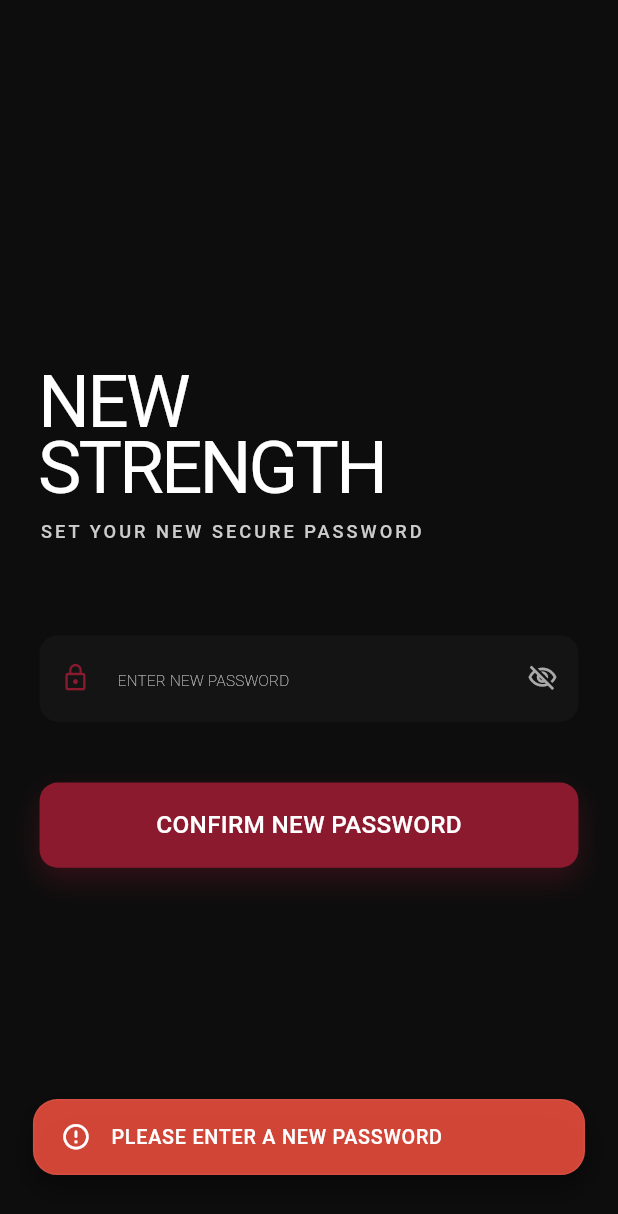
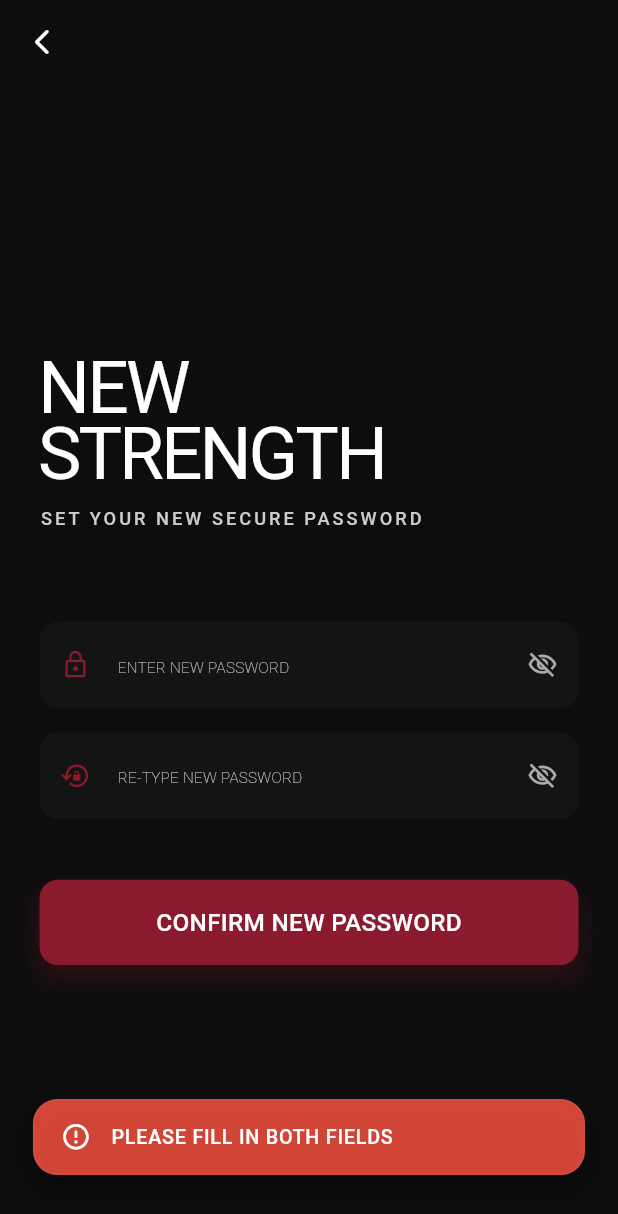
Before and after one commit to abrraar/Heavy-Duty-App, a Flutter app: the ResetPassScreen screen opened directly, after a tap on "CONFIRM NEW PASSWORD", on a phone screen of 412 x 824 dp. Shown: the top 1214 px of the screen. Run offline on Flutter 3.47's test engine with Material 3 defaults, Android fonts, the phone set to English and light mode, and no system bars; our stand-ins replace connectivity_plus, file_picker, fl_chart, flutter_local_notifications, flutter_screenutil, flutter_timezone and 7 more; missing offline and left inert: alarm, android_intent_plus; accounts and stored records are empty; network calls fail; Roboto replaces fonts that are missing (Impact); statements that could not run were skipped.

```diff
--- a/lib/features/auth/screen/forgetpass_screen.dart
+++ b/lib/features/auth/screen/forgetpass_screen.dart
@@ -62,7 +62,7 @@ class _ForgotPassScreenState extends State<ForgotPassScreen> {
     }
 
     try {
-      await context.read<AuthProvider>().sendPasswordResetEmail(email);
+      await context.read<AuthProvider>().sendPasswordResetEmail(email, source: 'auth');
 
       if (!mounted) return;
       _startResendTimer();
--- a/lib/features/auth/screen/resetpass_screen.dart
+++ b/lib/features/auth/screen/resetpass_screen.dart
@@ -20,19 +20,27 @@ class ResetPassScreen extends StatefulWidget {
 
 class _ResetPassScreenState extends State<ResetPassScreen> {
   final _passwordController = TextEditingController();
+  final _confirmPasswordController = TextEditingController();
   bool _obscurePassword = true;
+  bool _obscureConfirm = true;
 
   @override
   void dispose() {
     _passwordController.dispose();
+    _confirmPasswordController.dispose();
     super.dispose();
   }
 
   Future<void> _handleReset() async {
     final pass = _passwordController.text.trim();
+    final confirm = _confirmPasswordController.text.trim();
 
-    if (pass.isEmpty) {
-      EliteSnackbar.show(context, 'PLEASE ENTER A NEW PASSWORD', isError: true);
+    if (pass.isEmpty || confirm.isEmpty) {
+      EliteSnackbar.show(context, 'PLEASE FILL IN BOTH FIELDS', isError: true);
+      return;
+    }
+    if (pass != confirm) {
+      EliteSnackbar.show(context, 'PASSWORDS DO NOT MATCH', isError: true);
       return;
     }
     if (pass.length < 6) {
@@ -72,9 +80,35 @@ class _ResetPassScreenState extends State<ResetPassScreen> {
   Widget build(BuildContext context) {
     final isLoading = context.watch<AuthProvider>().isLoading;
 
-    return Scaffold(
-      backgroundColor: AppColors.background,
-      body: LayoutBuilder(
+    return PopScope(
+      canPop: false, // Lockdown: We handle the back navigation manually
+      onPopInvokedWithResult: (didPop, _) async {
+        if (didPop) return;
+
+        debugPrint("ResetPass: Manual back detected. Cleaning up and returning to Forgot Password.");
+        final authProv = context.read<AuthProvider>();
+        authProv.cancelPasswordRecovery();
+        await authProv.signOut(); // Security: Exit the temporary recovery session
+
+        if (mounted) {
+          context.go(AppRoutes.forgotPass);
+        }
+      },
+      child: Scaffold(
+        backgroundColor: AppColors.background,
+        appBar: AppBar(
+          backgroundColor: Colors.transparent,
+          elevation: 0,
+          leading: IconButton(
+            icon: const Icon(Icons.arrow_back_ios_new_rounded, color: Colors.white, size: 20),
+            onPressed: () {
+              // Trigger the PopScope logic
+              Navigator.of(context).maybePop();
+            },
+          ),
+        ),
+        extendBodyBehindAppBar: true,
+        body: LayoutBuilder(
         builder: (context, constraints) {
           final isSmallScreen = constraints.maxWidth < kMobileBreakpoint;
           final isLargeScreen = constraints.maxWidth > kTabletBreakpoint;
@@ -87,7 +121,7 @@ class _ResetPassScreenState extends State<ResetPassScreen> {
           }
         },
       ),
-    );
+    ));
   }
 
   Widget _buildMobileLayout(bool isLoading) {
@@ -169,6 +203,23 @@ class _ResetPassScreenState extends State<ResetPassScreen> {
             ),
           ),
         ),
+        SizedBox(height: 16.h.clamp(12, 24)),
+        AuthInputField(
+          controller: _confirmPasswordController,
+          hint: 'RE-TYPE NEW PASSWORD',
+          icon: Icons.lock_reset_outlined,
+          obscure: _obscureConfirm,
+          enabled: !isLoading,
+          isWideLayout: isWideLayout,
+          suffixIcon: GestureDetector(
+            onTap: () => setState(() => _obscureConfirm = !_obscureConfirm),
+            child: Icon(
+              _obscureConfirm ? Icons.visibility_off_outlined : Icons.visibility_outlined,
+              color: AppColors.inputHint,
+              size: isWideLayout ? 20 : 20.r,
+            ),
+          ),
+        ),
         SizedBox(height: 40.h.clamp(24, 64)),
         AuthPrimaryButton(
           label: 'CONFIRM NEW PASSWORD',
```
Also changed, not shown: lib/core/navigation/app_router.dart (+35 -9 lines), lib/features/auth/provider/auth_provider.dart (+7 -4 lines), lib/features/profile/change_password_screen.dart (+15 -11 lines).
